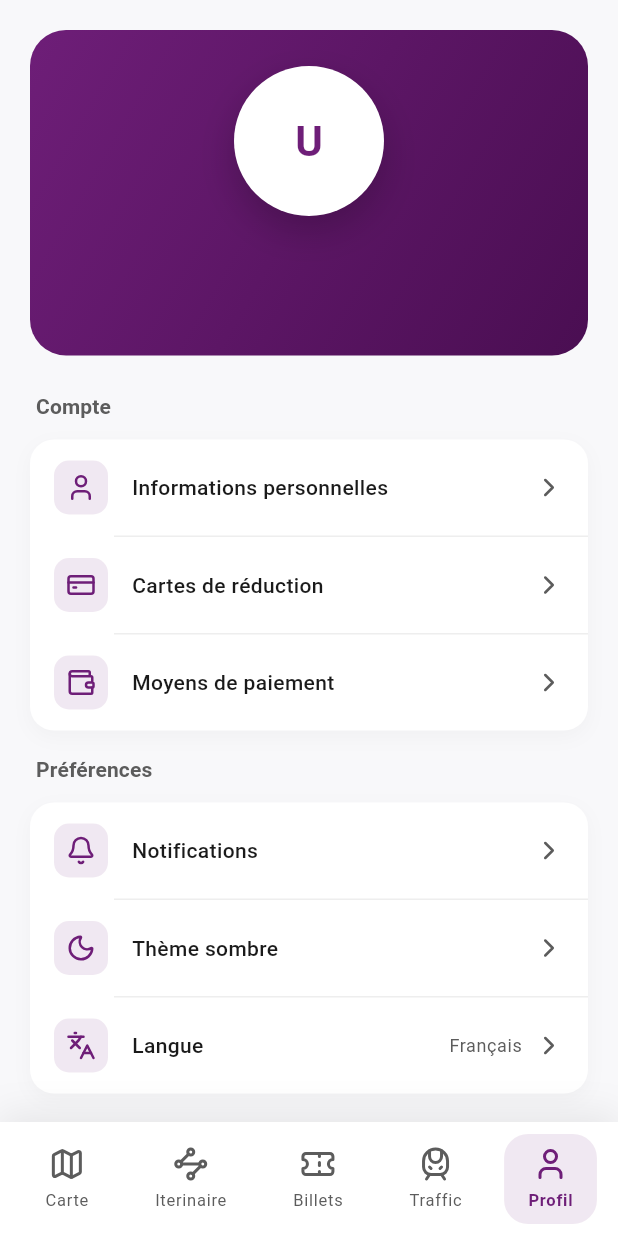
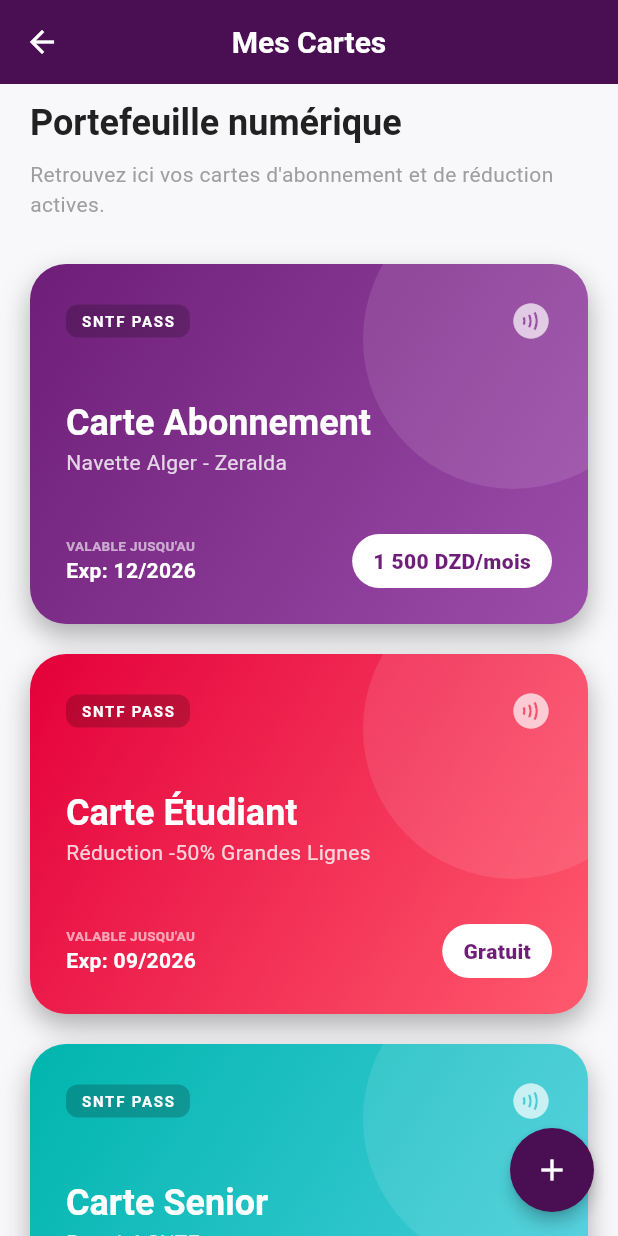
Before and after one commit to Nour-eng-cloud-art/sntf, a Flutter app: the screen it shows once a user with an empty profile is signed in, item 5 of the bottom bar chosen, after a tap on "Cartes de réduction", on a phone screen of 412 x 824 dp. Run offline on Flutter 3.47's test engine with Material 3 defaults, Android fonts, the phone set to English and light mode, and no system bars; our stand-ins replace flutter_dotenv, flutter_map, geolocator, latlong2, lucide_icons_flutter, shared_preferences and 1 more; missing offline and left inert: location_picker_flutter_map; accounts and stored records are empty.

Commit message:
adding reduction card sections

```diff
--- /dev/null
+++ b/lib/ui/screen/home/card_reduction.dart
@@ -0,0 +1,96 @@
+import 'package:flutter/material.dart';
+import 'package:sntf/core/theme/app_colors.dart';
+import 'package:sntf/core/theme/app_text_styles.dart';
+import 'package:sntf/ui/widgets/reduction_card.dart';
+
+class CardReductionPage extends StatefulWidget {
+  const CardReductionPage({super.key});
+
+  @override
+  State<CardReductionPage> createState() => _CardReductionPageState();
+}
+
+class _CardReductionPageState extends State<CardReductionPage> {
+  @override
+  Widget build(BuildContext context) {
+    // Utilisation du thème sombre ou clair selon le contexte
+    final isDark = Theme.of(context).brightness == Brightness.dark;
+
+    return Scaffold(
+      backgroundColor: Theme.of(context).scaffoldBackgroundColor,
+      appBar: AppBar(
+        title: const Text("Mes Cartes"),
+        backgroundColor: isDark ? AppColors.darkSurface : AppColors.primaryDark,
+        elevation: 0,
+        centerTitle: true,
+      ),
+      body: SingleChildScrollView(
+        padding: const EdgeInsets.symmetric(horizontal: 20, vertical: 10),
+        child: Column(
+          crossAxisAlignment: CrossAxisAlignment.start,
+          children: [
+            Text(
+              "Portefeuille numérique",
+              style: AppTextStyles.headlineSmall.copyWith(
+                fontWeight: FontWeight.bold,
+                color: isDark ? Colors.white : AppColors.grey900,
+              ),
+            ),
+            const SizedBox(height: 8),
+            Text(
+              "Retrouvez ici vos cartes d'abonnement et de réduction actives.",
+              style: AppTextStyles.bodyMedium.copyWith(
+                color: AppColors.grey500,
+              ),
+            ),
+            const SizedBox(height: 30),
+
+            const ReductionCard(
+              title: "Carte Abonnement",
+              subtitle: "Navette Alger - Zeralda",
+              price: "1 500 DZD/mois",
+              expiryDate: "Exp: 12/2026",
+              gradient: AppColors.primaryGradient,
+              clientId: "ABO001",
+              clientName: "Ali Mohamed",
+              cardType: "Abonnement",
+            ),
+
+            const ReductionCard(
+              title: "Carte Étudiant",
+              subtitle: "Réduction -50% Grandes Lignes",
+              price: "Gratuit",
+              expiryDate: "Exp: 09/2026",
+              gradient: AppColors.secondaryGradient,
+              clientId: "ETU001",
+              clientName: "Ahmed Benali",
+              cardType: "Étudiant",
+            ),
+
+            const ReductionCard(
+              title: "Carte Senior",
+              subtitle: "Retraité SNTF",
+              price: "500 DZD/an",
+              expiryDate: "Exp: 01/2027",
+              gradient: AppColors.accentGradient,
+              clientId: "SENIOR001",
+              clientName: "Fatima Zohra",
+              cardType: "Senior",
+            ),
+
+            const SizedBox(height: 30),
+          ],
+        ),
+      ),
+      floatingActionButton: FloatingActionButton(
+        onPressed: () {},
+        backgroundColor: AppColors.primaryDark,
+        shape: RoundedRectangleBorder(borderRadius: BorderRadius.circular(50)),
+        child: Icon(
+          Icons.add,
+          color: Colors.white,
+        ),
+      ),
+    );
+  }
+}
--- a/lib/ui/screen/home/tabs/profile_tab.dart
+++ b/lib/ui/screen/home/tabs/profile_tab.dart
@@ -4,6 +4,7 @@
 import 'package:sntf/core/theme/app_colors.dart';
 import 'package:sntf/main.dart';
 import 'package:sntf/providers/auth_provider.dart';
+import 'package:sntf/ui/screen/home/card_reduction.dart';
 
 class ProfileTab extends StatefulWidget {
   const ProfileTab({super.key});
@@ -100,7 +101,9 @@
                 _MenuItem(
                   icon: LucideIcons.creditCard,
                   label: 'Cartes de réduction',
-                  onTap: () {},
+                  onTap: () {
+                    Navigator.push(context, MaterialPageRoute(builder: (context) => const CardReductionPage()));
+                  },
                 ),
                 _MenuItem(
                   icon: LucideIcons.wallet,
--- /dev/null
+++ b/lib/ui/widgets/reduction_card.dart
@@ -0,0 +1,240 @@
+import 'dart:math';
+import 'package:flutter/material.dart';
+// Note: Assure-toi que les imports correspondent à ton projet
+import 'package:sntf/core/theme/app_colors.dart';
+import 'package:sntf/core/theme/app_text_styles.dart';
+
+class ReductionCard extends StatefulWidget {
+  final String title;
+  final String subtitle;
+  final String price;
+  final String expiryDate;
+  final Gradient gradient;
+  final String clientName;
+  final String clientId;
+  final String cardType;
+
+  const ReductionCard({
+    super.key,
+    required this.title,
+    required this.subtitle,
+    required this.price,
+    required this.expiryDate,
+    required this.gradient,
+    required this.clientName,
+    required this.clientId,
+    required this.cardType,
+  });
+
+  @override
+  State<ReductionCard> createState() => _ReductionCardState();
+}
+
+class _ReductionCardState extends State<ReductionCard> with SingleTickerProviderStateMixin {
+  late AnimationController _controller;
+  bool _isFront = true;
+
+  @override
+  void initState() {
+    super.initState();
+    _controller = AnimationController(
+      duration: const Duration(milliseconds: 600),
+      vsync: this,
+    );
+  }
+
+  @override
+  void dispose() {
+    _controller.dispose();
+    super.dispose();
+  }
+
+  void _toggleCard() {
+    if (_isFront) {
+      _controller.forward();
+    } else {
+      _controller.reverse();
+    }
+    setState(() {
+      _isFront = !_isFront;
+    });
+  }
+
+  @override
+  Widget build(BuildContext context) {
+    return GestureDetector(
+      onTap: _toggleCard,
+      child: AnimatedBuilder(
+        animation: _controller,
+        builder: (context, child) {
+          final angle = _controller.value * pi;
+          final transform = Matrix4.identity()
+            ..setEntry(3, 2, 0.001)
+            ..rotateY(angle);
+
+          return Transform(
+            transform: transform,
+            alignment: Alignment.center,
+            // On utilise LayoutBuilder pour obtenir la largeur parente et la fixer au contenu
+            child: angle < pi / 2
+                ? _buildFront()
+                : Transform(
+                    alignment: Alignment.center,
+                    transform: Matrix4.identity()..rotateY(pi),
+                    child: _buildBack(),
+                  ),
+          );
+        },
+      ),
+    );
+  }
+
+  Widget _buildFront() {
+    return _cardContainer(
+      child: Column(
+        crossAxisAlignment: CrossAxisAlignment.start,
+        children: [
+          Row(
+            mainAxisAlignment: MainAxisAlignment.spaceBetween,
+            children: [
+              _labelBadge("SNTF PASS"),
+              const Icon(Icons.contactless, color: Colors.white70, size: 28),
+            ],
+          ),
+          const Spacer(),
+          Text(
+            widget.title,
+            style: AppTextStyles.headlineSmall.copyWith(color: Colors.white, fontWeight: FontWeight.bold),
+            maxLines: 1, // Évite les sauts de ligne imprévus
+          ),
+          Text(
+            widget.subtitle,
+            style: TextStyle(color: Colors.white.withOpacity(0.8)),
+            maxLines: 1,
+          ),
+          const Spacer(),
+          Row(
+            mainAxisAlignment: MainAxisAlignment.spaceBetween,
+            children: [
+              _infoColumn("VALABLE JUSQU'AU", widget.expiryDate),
+              _priceBadge(widget.price),
+            ],
+          ),
+        ],
+      ),
+    );
+  }
+
+  Widget _buildBack() {
+    return _cardContainer(
+      child: Column(
+        crossAxisAlignment: CrossAxisAlignment.start,
+        children: [
+          Row(
+            mainAxisAlignment: MainAxisAlignment.spaceBetween,
+            children: [
+              _labelBadge("INFOS CLIENT"),
+              const Icon(Icons.qr_code_2, color: Colors.white70, size: 32),
+            ],
+          ),
+          const Spacer(),
+          _infoField("TITULAIRE", widget.clientName),
+          const SizedBox(height: 12),
+          _infoField("ID CLIENT", widget.clientId),
+          const SizedBox(height: 12),
+          _infoField("TYPE DE CARTE", widget.cardType.toUpperCase()),
+          const Spacer(),
+          Align(
+            alignment: Alignment.bottomRight,
+            child: Text(
+              "SNTF MOBILE SERVICES",
+              style: TextStyle(color: Colors.white.withAlpha(50), fontSize: 10, letterSpacing: 1),
+            ),
+          )
+        ],
+      ),
+    );
+  }
+
+  Widget _cardContainer({required Widget child}) {
+    return LayoutBuilder(
+      builder: (context, constraints) {
+        return Container(
+          width: double.infinity,
+          height: 240,
+
+          margin: const EdgeInsets.only(bottom: 20),
+          decoration: BoxDecoration(
+            borderRadius: BorderRadius.circular(24),
+            gradient: widget.gradient,
+            boxShadow: [
+              BoxShadow(
+                color: Colors.black.withOpacity(0.3),
+                blurRadius: 15,
+                offset: const Offset(0, 8),
+              ),
+            ],
+          ),
+          child: ClipRRect(
+            borderRadius: BorderRadius.circular(24),
+            child: Stack(
+              children: [
+                Positioned(
+                  top: -50,
+                  right: -50,
+                  child: CircleAvatar(radius: 100, backgroundColor: Colors.white.withOpacity(0.1))
+                ),
+
+                SizedBox(
+                  width: constraints.maxWidth,
+                  height: 240,
+                  child: Padding(
+                    padding: const EdgeInsets.all(24.0),
+                    child: child
+                  ),
+                ),
+              ],
+            ),
+          ),
+        );
+      }
+    );
+  }
+
+  // Les autres petits widgets (badges, colonnes) restent identiques
+  Widget _labelBadge(String text) {
+    return Container(
+      padding: const EdgeInsets.symmetric(horizontal: 10, vertical: 4),
+      decoration: BoxDecoration(color: Colors.black.withOpacity(0.2), borderRadius: BorderRadius.circular(8)),
+      child: Text(text, style: const TextStyle(color: Colors.white, fontSize: 10, fontWeight: FontWeight.bold, letterSpacing: 1.2)),
+    );
+  }
+
+  Widget _infoColumn(String label, String value) {
+    return Column(
+      crossAxisAlignment: CrossAxisAlignment.start,
+      children: [
+        Text(label, style: TextStyle(color: Colors.white.withOpacity(0.6), fontSize: 9, fontWeight: FontWeight.bold)),
+        Text(value, style: const TextStyle(color: Colors.white, fontSize: 14, fontWeight: FontWeight.bold)),
+      ],
+    );
+  }
+
+  Widget _infoField(String label, String value) {
+    return Column(
+      crossAxisAlignment: CrossAxisAlignment.start,
+      children: [
+        Text(label, style: TextStyle(color: Colors.white.withOpacity(0.5), fontSize: 10)),
+        Text(value, style: const TextStyle(color: Colors.white, fontSize: 16, fontWeight: FontWeight.w600), overflow: TextOverflow.ellipsis),
+      ],
+    );
+  }
+
+  Widget _priceBadge(String price) {
+    return Container(
+      padding: const EdgeInsets.symmetric(horizontal: 14, vertical: 8),
+      decoration: BoxDecoration(color: Colors.white, borderRadius: BorderRadius.circular(30)),
+      child: Text(price, style: TextStyle(color: AppColors.primary, fontWeight: FontWeight.w900, fontSize: 14)),
+    );
+  }
+}
```
